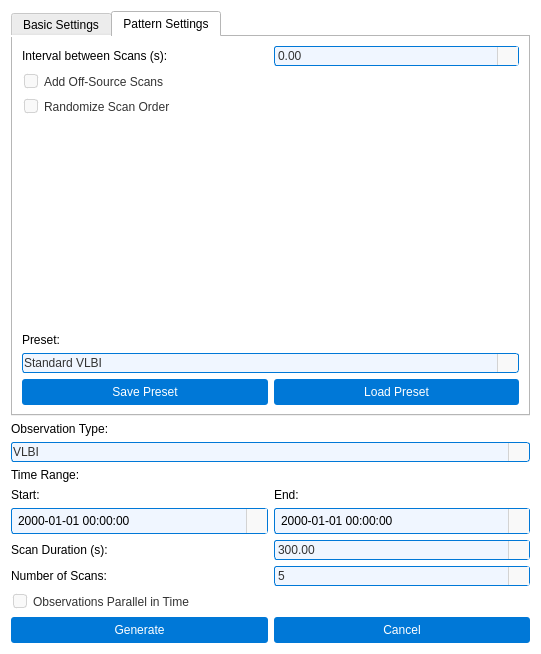
Torward1024/pAstroCORE, file pastrocore/gui_pyside/dialog_generate_observations.ui: the form before one commit.
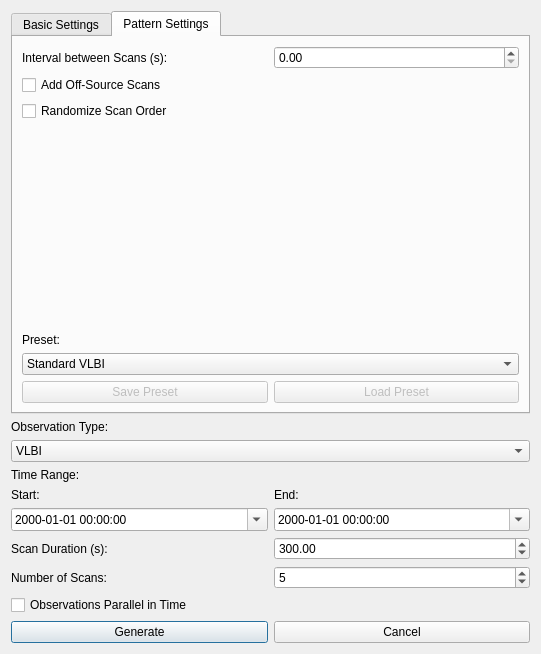
The form after the commit. The open tabs and pages were chosen to show the change. Icons and pictures are not drawn.

```diff
--- a/pastrocore/gui_pyside/dialog_generate_observations.ui
+++ b/pastrocore/gui_pyside/dialog_generate_observations.ui
@@ -17,9 +17,6 @@
    <iconset resource="../gui/icons/icons.qrc">
     <normaloff>:/icons/preferences.svg</normaloff>:/icons/preferences.svg</iconset>
   </property>
-  <property name="styleSheet">
-   <string notr="true">background-color: #ffffff; font-family: Arial;</string>
-  </property>
   <property name="modal">
    <bool>true</bool>
   </property>
@@ -411,25 +408,6 @@
            <property name="enabled">
             <bool>false</bool>
            </property>
-           <property name="styleSheet">
-            <string notr="true">
-             QPushButton {
-              background-color: #0078d7;
-              color: #ffffff;
-              padding: 6px;
-              border-radius: 3px;
-              border: none;
-             }
-             QPushButton:hover {
-              background-color: #1a8cff;
-             }
-             QPushButton:pressed {
-              background-color: #005bb5;
-              padding-top: 7px;
-              padding-bottom: 5px;
-             }
-            </string>
-           </property>
            <property name="text">
             <string>Save Preset</string>
            </property>
@@ -440,25 +418,6 @@
            <property name="enabled">
             <bool>false</bool>
            </property>
-           <property name="styleSheet">
-            <string notr="true">
-             QPushButton {
-              background-color: #0078d7;
-              color: #ffffff;
-              padding: 6px;
-              border-radius: 3px;
-              border: none;
-             }
-             QPushButton:hover {
-              background-color: #1a8cff;
-             }
-             QPushButton:pressed {
-              background-color: #005bb5;
-              padding-top: 7px;
-              padding-bottom: 5px;
-             }
-            </string>
-           </property>
            <property name="text">
             <string>Load Preset</string>
            </property>
@@ -468,85 +427,6 @@
        </item>
        <item row="2" column="0">
         <widget class="QCheckBox" name="randomizeOrderCheck">
-         <property name="styleSheet">
-          <string notr="true">/* Основной стиль QCheckBox */
-QCheckBox {
-    font-family: Arial;
-    font-size: 9pt;
-    color: #333333;
-    spacing: 6px;
-    padding: 2px;
-    outline: none;
-}
-
-QCheckBox::item {
-    padding: 2px;
-}
-
-/* Индикатор чекбокса */
-QCheckBox::indicator {
-    width: 12px;
-    height: 12px;
-    border-radius: 3px;
-    border: 1px solid #d3d3d3;
-    background-color: #f9f9f9;
-}
-
-/* Unchecked состояние */
-QCheckBox::indicator:unchecked {
-    border: 1px solid #d3d3d3;
-    background-color: #f9f9f9;
-    image: none;
-}
-
-QCheckBox::indicator:unchecked:hover {
-    border: 1px solid #1a8cff;
-    background-color: #f0f6ff;
-    image: none;
-}
-
-QCheckBox::indicator:unchecked:focus {
-    border: 1px solid #005bb5;
-    background-color: #f0f6ff;
-    image: none;
-}
-
-/* Checked состояние - БЕЛЫЙ ФОН, стандартная граница */
-QCheckBox::indicator:checked {
-    border: 1px solid #0078d7;
-    background-color: #ffffff; /* Белый фон */
-    image: url(:/icons/check_icon.svg);
-}
-
-QCheckBox::indicator:checked:hover {
-    border: 1px solid #1a8cff; /* Стандартная толщина */
-    background-color: #ffffff; /* Белый фон */
-    image: url(:/icons/check_icon_hover.svg);
-}
-
-QCheckBox::indicator:checked:focus {
-    border: 1px solid #005bb5; /* Стандартная толщина */
-    background-color: #ffffff; /* Белый фон */
-    image: url(:/icons/check_icon.svg);
-}
-
-/* Disabled состояния */
-QCheckBox::indicator:unchecked:disabled {
-    border: 1px solid #e0e0e0;
-    background-color: #f5f5f5;
-    image: none;
-}
-
-QCheckBox::indicator:checked:disabled {
-    border: 1px solid #cccccc;
-    background-color: #f0f0f0; /* Светло-серый фон */
-    image: url(:/icons/check_icon_disabled.svg);
-}
-
-QCheckBox:disabled {
-    color: #999999;
-}</string>
-         </property>
          <property name="text">
           <string>Randomize Scan Order</string>
          </property>
@@ -557,85 +437,6 @@
        </item>
        <item row="1" column="0">
         <widget class="QCheckBox" name="addOffSourceCheck">
-         <property name="styleSheet">
-          <string notr="true">/* Основной стиль QCheckBox */
-QCheckBox {
-    font-family: Arial;
-    font-size: 9pt;
-    color: #333333;
-    spacing: 6px;
-    padding: 2px;
-    outline: none;
-}
-
-QCheckBox::item {
-    padding: 2px;
-}
-
-/* Индикатор чекбокса */
-QCheckBox::indicator {
-    width: 12px;
-    height: 12px;
-    border-radius: 3px;
-    border: 1px solid #d3d3d3;
-    background-color: #f9f9f9;
-}
-
-/* Unchecked состояние */
-QCheckBox::indicator:unchecked {
-    border: 1px solid #d3d3d3;
-    background-color: #f9f9f9;
-    image: none;
-}
-
-QCheckBox::indicator:unchecked:hover {
-    border: 1px solid #1a8cff;
-    background-color: #f0f6ff;
-    image: none;
-}
-
-QCheckBox::indicator:unchecked:focus {
-    border: 1px solid #005bb5;
-    background-color: #f0f6ff;
-    image: none;
-}
-
-/* Checked состояние - БЕЛЫЙ ФОН, стандартная граница */
-QCheckBox::indicator:checked {
-    border: 1px solid #0078d7;
-    background-color: #ffffff; /* Белый фон */
-    image: url(:/icons/check_icon.svg);
-}
-
-QCheckBox::indicator:checked:hover {
-    border: 1px solid #1a8cff; /* Стандартная толщина */
-    background-color: #ffffff; /* Белый фон */
-    image: url(:/icons/check_icon_hover.svg);
-}
-
-QCheckBox::indicator:checked:focus {
-    border: 1px solid #005bb5; /* Стандартная толщина */
-    background-color: #ffffff; /* Белый фон */
-    image: url(:/icons/check_icon.svg);
-}
-
-/* Disabled состояния */
-QCheckBox::indicator:unchecked:disabled {
-    border: 1px solid #e0e0e0;
-    background-color: #f5f5f5;
-    image: none;
-}
-
-QCheckBox::indicator:checked:disabled {
-    border: 1px solid #cccccc;
-    background-color: #f0f0f0; /* Светло-серый фон */
-    image: url(:/icons/check_icon_disabled.svg);
-}
-
-QCheckBox:disabled {
-    color: #999999;
-}</string>
-         </property>
          <property name="text">
           <string>Add Off-Source Scans</string>
          </property>
@@ -656,75 +457,6 @@
        </item>
        <item row="5" column="0">
         <widget class="QComboBox" name="presetCombo">
-         <property name="styleSheet">
-          <string notr="true">
-           QComboBox {
-            font-family: Arial;
-            font-size: 9pt;
-            color: #333333;
-            padding: 1px;
-            border-radius: 3px;
-            background-color: #f9f9f9;
-            border: 1px solid #d3d3d3;
-           }
-           QComboBox:editable {
-            background-color: #f0f6ff;
-            border: 1px solid #0078d7;
-           }
-           QComboBox:editable:hover {
-            border: 1px solid #1a8cff;
-           }
-           QComboBox:editable:focus {
-            border: 1px solid #005bb5;
-            background-color: #ffffff;
-           }
-           QComboBox:!editable {
-            background-color: #f0f6ff;
-            border: 1px solid #0078d7;
-           }
-           QComboBox:!editable:hover {
-            border: 1px solid #1a8cff;
-           }
-           QComboBox:!editable:focus {
-            border: 1px solid #005bb5;
-            background-color: #ffffff;
-           }
-           QComboBox::drop-down {
-            subcontrol-origin: padding;
-            subcontrol-position: right;
-            width: 20px;
-            border-left: 1px solid #d3d3d3;
-            border-top-right-radius: 3px;
-            border-bottom-right-radius: 3px;
-            background-color: #f9f9f9;
-           }
-           QComboBox::drop-down:hover {
-            background-color: #0078d7;
-           }
-           QComboBox::down-arrow {
-            width: 12px;
-            height: 12px;
-            image: url(:/icons/down_arrow_icon.svg);
-           }
-           QComboBox QAbstractItemView {
-            font-family: Arial;
-            font-size: 12pt;
-            color: #333333;
-            background-color: #ffffff;
-            border: 1px solid #d3d3d3;
-            selection-background-color: #0078d7;
-            selection-color: #ffffff;
-            padding: 1px;
-           }
-           QComboBox QAbstractItemView::item {
-            padding: 4px;
-            min-height: 20px;
-           }
-           QComboBox QAbstractItemView::item:hover {
-            background-color: #0078d7;
-           }
-          </string>
-         </property>
          <item>
           <property name="text">
            <string>Standard VLBI</string>
@@ -748,44 +480,6 @@
          </item>
          <item>
           <widget class="QDoubleSpinBox" name="intervalSpinBox">
-           <property name="styleSheet">
-            <string notr="true">         QDoubleSpinBox {
-          font-family: Arial;
-          font-size: 9pt;
-          color: #333333;
-          padding: 1px;
-          padding-right: 20px;
-          border-radius: 3px;
-          background-color: #f0f6ff;
-          border: 1px solid #0078d7;
-         }
-         QDoubleSpinBox:hover {
-          border: 1px solid #1a8cff;
-         }
-         QDoubleSpinBox:focus {
-          border: 1px solid #005bb5;
-          background-color: #ffffff;
-         }
-         QDoubleSpinBox::up-button, QDoubleSpinBox::down-button {
-          width: 20px;
-          border-left: 1px solid #d3d3d3;
-          background-color: #f9f9f9;
-         }
-         QDoubleSpinBox::up-button:hover, QDoubleSpinBox::down-button:hover {
-          background-color: #0078d7;
-         }
-         QDoubleSpinBox::up-arrow {
-          width: 12px;
-          height: 12px;
-          image: url(:/icons/up_arrow_icon.svg);
-         }
-         QDoubleSpinBox::down-arrow {
-          width: 12px;
-          height: 12px;
-          image: url(:/icons/down_arrow_icon.svg);
-         }
-        </string>
-           </property>
            <property name="maximum">
             <double>100000000000.000000000000000</double>
            </property>
@@ -822,75 +516,6 @@
    </item>
    <item>
     <widget class="QComboBox" name="observationTypeCombo">
-     <property name="styleSheet">
-      <string notr="true">
-       QComboBox {
-        font-family: Arial;
-        font-size: 9pt;
-        color: #333333;
-        padding: 1px;
-        border-radius: 3px;
-        background-color: #f9f9f9;
-        border: 1px solid #d3d3d3;
-       }
-       QComboBox:editable {
-        background-color: #f0f6ff;
-        border: 1px solid #0078d7;
-       }
-       QComboBox:editable:hover {
-        border: 1px solid #1a8cff;
-       }
-       QComboBox:editable:focus {
-        border: 1px solid #005bb5;
-        background-color: #ffffff;
-       }
-       QComboBox:!editable {
-        background-color: #f0f6ff;
-        border: 1px solid #0078d7;
-       }
-       QComboBox:!editable:hover {
-        border: 1px solid #1a8cff;
-       }
-       QComboBox:!editable:focus {
-        border: 1px solid #005bb5;
-        background-color: #ffffff;
-       }
-       QComboBox::drop-down {
-        subcontrol-origin: padding;
-        subcontrol-position: right;
-        width: 20px;
-        border-left: 1px solid #d3d3d3;
-        border-top-right-radius: 3px;
-        border-bottom-right-radius: 3px;
-        background-color: #f9f9f9;
-       }
-       QComboBox::drop-down:hover {
-        background-color: #0078d7;
-       }
-       QComboBox::down-arrow {
-        width: 12px;
-        height: 12px;
-        image: url(:/icons/down_arrow_icon.svg);
-       }
-       QComboBox QAbstractItemView {
-        font-family: Arial;
-        font-size: 12pt;
-        color: #333333;
-        background-color: #ffffff;
-        border: 1px solid #d3d3d3;
-        selection-background-color: #0078d7;
-        selection-color: #ffffff;
-        padding: 1px;
-       }
-       QComboBox QAbstractItemView::item {
-        padding: 4px;
-        min-height: 20px;
-       }
-       QComboBox QAbstractItemView::item:hover {
-        background-color: #0078d7;
-       }
-      </string>
-     </property>
      <item>
       <property name="text">
        <string>VLBI</string>
@@ -923,35 +548,6 @@
        </item>
        <item>
         <widget class="QDateTimeEdit" name="startTimeEdit">
-         <property name="styleSheet">
-          <string notr="true">           QDateTimeEdit {
-            background-color: #f0f6ff;
-            border: 1px solid #0078d7;
-            padding: 4px;
-            border-radius: 3px;
-           }
-           QDateTimeEdit:hover {
-            border: 1px solid #1a8cff;
-           }
-           QDateTimeEdit:focus {
-            border: 1px solid #005bb5;
-            background-color: #ffffff;
-           }
-           QDateTimeEdit::drop-down {
-            width: 20px;
-            border-left: 1px solid #d3d3d3;
-            background-color: #f9f9f9;
-           }
-           QDateTimeEdit::drop-down:hover {
-            background-color: #0078d7;
-           }
-           QDateTimeEdit::down-arrow {
-            image: url(:/icons/down_arrow_icon.svg);
-            width: 12px;
-            height: 12px;
-           }
-          </string>
-         </property>
          <property name="displayFormat">
           <string>yyyy-MM-dd HH:mm:ss</string>
          </property>
@@ -973,35 +569,6 @@
        </item>
        <item>
         <widget class="QDateTimeEdit" name="endTimeEdit">
-         <property name="styleSheet">
-          <string notr="true">           QDateTimeEdit {
-            background-color: #f0f6ff;
-            border: 1px solid #0078d7;
-            padding: 4px;
-            border-radius: 3px;
-           }
-           QDateTimeEdit:hover {
-            border: 1px solid #1a8cff;
-           }
-           QDateTimeEdit:focus {
-            border: 1px solid #005bb5;
-            background-color: #ffffff;
-           }
-           QDateTimeEdit::drop-down {
-            width: 20px;
-            border-left: 1px solid #d3d3d3;
-            background-color: #f9f9f9;
-           }
-           QDateTimeEdit::drop-down:hover {
-            background-color: #0078d7;
-           }
-           QDateTimeEdit::down-arrow {
-            image: url(:/icons/down_arrow_icon.svg);
-            width: 12px;
-            height: 12px;
-           }
-          </string>
-         </property>
          <property name="displayFormat">
           <string>yyyy-MM-dd HH:mm:ss</string>
          </property>
@@ -1025,44 +592,6 @@
      </item>
      <item>
       <widget class="QDoubleSpinBox" name="scanDurationSpinBox">
-       <property name="styleSheet">
-        <string notr="true">         QDoubleSpinBox {
-          font-family: Arial;
-          font-size: 9pt;
-          color: #333333;
-          padding: 1px;
-          padding-right: 20px;
-          border-radius: 3px;
-          background-color: #f0f6ff;
-          border: 1px solid #0078d7;
-         }
-         QDoubleSpinBox:hover {
-          border: 1px solid #1a8cff;
-         }
-         QDoubleSpinBox:focus {
-          border: 1px solid #005bb5;
-          background-color: #ffffff;
-         }
-         QDoubleSpinBox::up-button, QDoubleSpinBox::down-button {
-          width: 20px;
-          border-left: 1px solid #d3d3d3;
-          background-color: #f9f9f9;
-         }
-         QDoubleSpinBox::up-button:hover, QDoubleSpinBox::down-button:hover {
-          background-color: #0078d7;
-         }
-         QDoubleSpinBox::up-arrow {
-          width: 12px;
-          height: 12px;
-          image: url(:/icons/up_arrow_icon.svg);
-         }
-         QDoubleSpinBox::down-arrow {
-          width: 12px;
-          height: 12px;
-          image: url(:/icons/down_arrow_icon.svg);
-         }
-        </string>
-       </property>
        <property name="minimum">
         <double>1.000000000000000</double>
        </property>
@@ -1087,44 +616,6 @@
      </item>
      <item>
       <widget class="QSpinBox" name="numScansSpinBox">
-       <property name="styleSheet">
-        <string notr="true">         QSpinBox {
-          font-family: Arial;
-          font-size: 9pt;
-          color: #333333;
-          padding: 1px;
-          padding-right: 20px;
-          border-radius: 3px;
-          background-color: #f0f6ff;
-          border: 1px solid #0078d7;
-         }
-         QSpinBox:hover {
-          border: 1px solid #1a8cff;
-         }
-         QSpinBox:focus {
-          border: 1px solid #005bb5;
-          background-color: #ffffff;
-         }
-         QSpinBox::up-button, QSpinBox::down-button {
-          width: 20px;
-          border-left: 1px solid #d3d3d3;
-          background-color: #f9f9f9;
-         }
-         QSpinBox::up-button:hover, QSpinBox::down-button:hover {
-          background-color: #0078d7;
-         }
-         QSpinBox::up-arrow {
-          width: 12px;
-          height: 12px;
-          image: url(:/icons/up_arrow_icon.svg);
-         }
-         QSpinBox::down-arrow {
-          width: 12px;
-          height: 12px;
-          image: url(:/icons/down_arrow_icon.svg);
-         }
-        </string>
-       </property>
        <property name="minimum">
         <number>1</number>
        </property>
@@ -1153,85 +644,6 @@
    </item>
    <item>
     <widget class="QCheckBox" name="chkParallel">
-     <property name="styleSheet">
-      <string notr="true">/* Основной стиль QCheckBox */
-QCheckBox {
-    font-family: Arial;
-    font-size: 9pt;
-    color: #333333;
-    spacing: 6px;
-    padding: 2px;
-    outline: none;
-}
-
-QCheckBox::item {
-    padding: 2px;
-}
-
-/* Индикатор чекбокса */
-QCheckBox::indicator {
-    width: 12px;
-    height: 12px;
-    border-radius: 3px;
-    border: 1px solid #d3d3d3;
-    background-color: #f9f9f9;
-}
-
-/* Unchecked состояние */
-QCheckBox::indicator:unchecked {
-    border: 1px solid #d3d3d3;
-    background-color: #f9f9f9;
-    image: none;
-}
-
-QCheckBox::indicator:unchecked:hover {
-    border: 1px solid #1a8cff;
-    background-color: #f0f6ff;
-    image: none;
-}
-
-QCheckBox::indicator:unchecked:focus {
-    border: 1px solid #005bb5;
-    background-color: #f0f6ff;
-    image: none;
-}
-
-/* Checked состояние - БЕЛЫЙ ФОН, стандартная граница */
-QCheckBox::indicator:checked {
-    border: 1px solid #0078d7;
-    background-color: #ffffff; /* Белый фон */
-    image: url(:/icons/check_icon.svg);
-}
-
-QCheckBox::indicator:checked:hover {
-    border: 1px solid #1a8cff; /* Стандартная толщина */
-    background-color: #ffffff; /* Белый фон */
-    image: url(:/icons/check_icon_hover.svg);
-}
-
-QCheckBox::indicator:checked:focus {
-    border: 1px solid #005bb5; /* Стандартная толщина */
-    background-color: #ffffff; /* Белый фон */
-    image: url(:/icons/check_icon.svg);
-}
-
-/* Disabled состояния */
-QCheckBox::indicator:unchecked:disabled {
-    border: 1px solid #e0e0e0;
-    background-color: #f5f5f5;
-    image: none;
-}
-
-QCheckBox::indicator:checked:disabled {
-    border: 1px solid #cccccc;
-    background-color: #f0f0f0; /* Светло-серый фон */
-    image: url(:/icons/check_icon_disabled.svg);
-}
-
-QCheckBox:disabled {
-    color: #999999;
-}</string>
-     </property>
      <property name="text">
       <string>Observations Parallel in Time</string>
      </property>
@@ -1241,25 +653,6 @@
     <layout class="QHBoxLayout" name="horizontalLayoutButtons">
      <item>
       <widget class="QPushButton" name="generateButton">
-       <property name="styleSheet">
-        <string notr="true">
-         QPushButton {
-          background-color: #0078d7;
-          color: #ffffff;
-          padding: 6px;
-          border-radius: 3px;
-          border: none;
-         }
-         QPushButton:hover {
-          background-color: #1a8cff;
-         }
-         QPushButton:pressed {
-          background-color: #005bb5;
-          padding-top: 7px;
-          padding-bottom: 5px;
-         }
-        </string>
-       </property>
        <property name="text">
         <string>Generate</string>
        </property>
@@ -1270,25 +663,6 @@
      </item>
      <item>
       <widget class="QPushButton" name="cancelButton">
-       <property name="styleSheet">
-        <string notr="true">
-         QPushButton {
-          background-color: #0078d7;
-          color: #ffffff;
-          padding: 6px;
-          border-radius: 3px;
-          border: none;
-         }
-         QPushButton:hover {
-          background-color: #1a8cff;
-         }
-         QPushButton:pressed {
-          background-color: #005bb5;
-          padding-top: 7px;
-          padding-bottom: 5px;
-         }
-        </string>
-       </property>
        <property name="text">
         <string>Cancel</string>
        </property>
```
Left out of the diff: 180 changed lines with no effect on the pictures.
